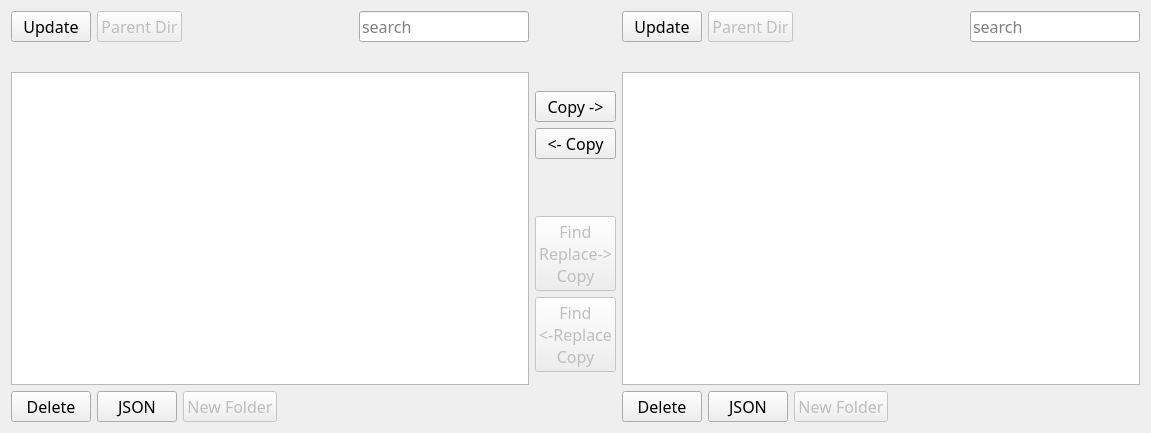
Above: data/standard_tab.ui from SumoLogic/sumologictoolbox before the change. Below: the same form after it.
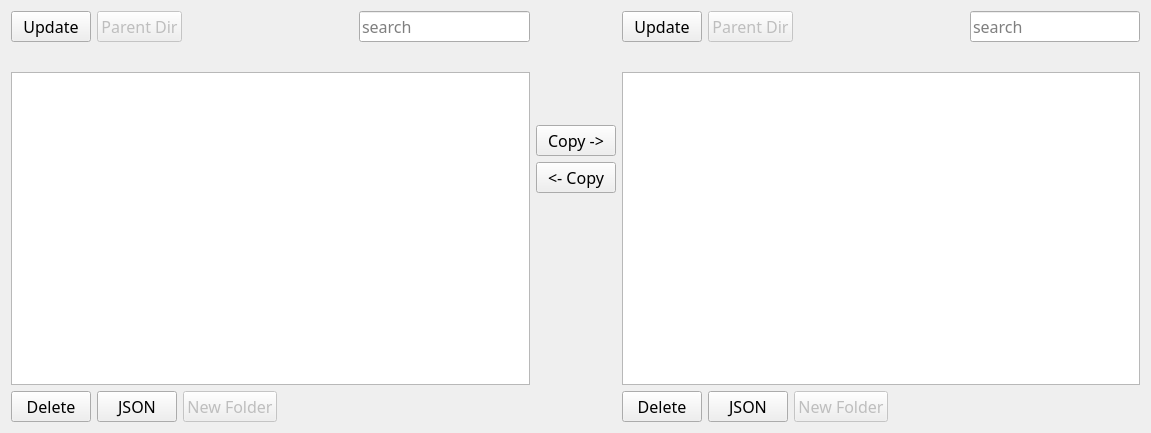
That is the form after the change.

Commit message: Removed Find/Replace/Copy button from default UI and made it unique to content

What changed in the file:
```diff
--- a/data/standard_tab.ui
+++ b/data/standard_tab.ui
@@ -259,54 +259,6 @@
        </property>
       </spacer>
      </item>
-     <item>
-      <widget class="QPushButton" name="pushButtonFindReplaceCopyLeftToRight">
-       <property name="enabled">
-        <bool>false</bool>
-       </property>
-       <property name="font">
-        <font>
-         <family>Waree</family>
-         <pointsize>12</pointsize>
-        </font>
-       </property>
-       <property name="contextMenuPolicy">
-        <enum>Qt::NoContextMenu</enum>
-       </property>
-       <property name="toolTip">
-        <string>Coming Soon!</string>
-       </property>
-       <property name="text">
-        <string>Find 
-Replace-&gt;
-Copy</string>
-       </property>
-      </widget>
-     </item>
-     <item>
-      <widget class="QPushButton" name="pushButtonFindReplaceCopyRightToLeft">
-       <property name="enabled">
-        <bool>false</bool>
-       </property>
-       <property name="font">
-        <font>
-         <family>Waree</family>
-         <pointsize>12</pointsize>
-        </font>
-       </property>
-       <property name="contextMenuPolicy">
-        <enum>Qt::NoContextMenu</enum>
-       </property>
-       <property name="toolTip">
-        <string>Coming Soon!</string>
-       </property>
-       <property name="text">
-        <string>Find 
-&lt;-Replace
-Copy</string>
-       </property>
-      </widget>
-     </item>
      <item>
       <spacer name="verticalSpacer_21">
        <property name="orientation">
```
The commit also changes 15 other files.
